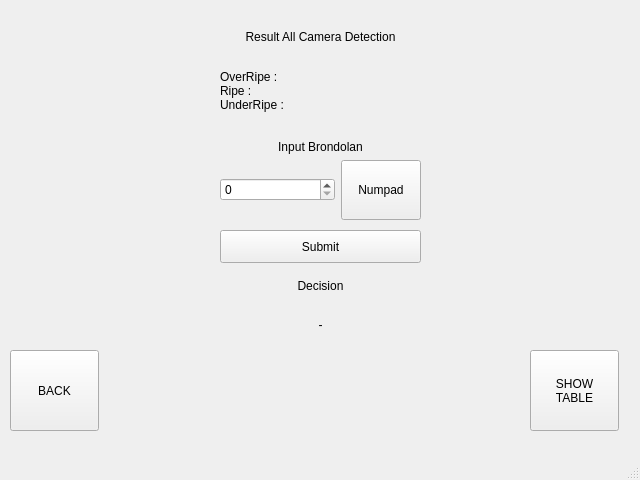
alldone03/SwtYL, file code/egrekdigitalv2.ui: the form before one commit.
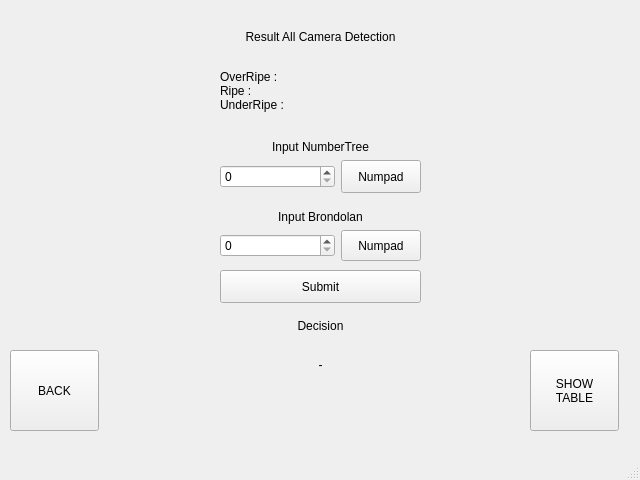
The form after the commit. The open tabs and pages were chosen to show the change.

Commit message: FEAT: connect database, logic input brondolan

Patch:
```diff
--- a/code/egrekdigitalv2.ui
+++ b/code/egrekdigitalv2.ui
@@ -358,7 +358,7 @@
       <property name="geometry">
        <rect>
         <x>220</x>
-        <y>230</y>
+        <y>270</y>
         <width>201</width>
         <height>111</height>
        </rect>
@@ -403,9 +403,9 @@
       <property name="geometry">
        <rect>
         <x>220</x>
-        <y>140</y>
+        <y>210</y>
         <width>201</width>
-        <height>80</height>
+        <height>51</height>
        </rect>
       </property>
       <layout class="QVBoxLayout" name="verticalLayout_6">
@@ -438,7 +438,62 @@
           </widget>
          </item>
          <item>
-          <widget class="QPushButton" name="btn_shownumpad">
+          <widget class="QPushButton" name="btn_shownumpad_inputbrondolan">
+           <property name="sizePolicy">
+            <sizepolicy hsizetype="Fixed" vsizetype="Preferred">
+             <horstretch>0</horstretch>
+             <verstretch>0</verstretch>
+            </sizepolicy>
+           </property>
+           <property name="text">
+            <string>Numpad</string>
+           </property>
+          </widget>
+         </item>
+        </layout>
+       </item>
+      </layout>
+     </widget>
+     <widget class="QWidget" name="verticalLayoutWidget_8">
+      <property name="geometry">
+       <rect>
+        <x>220</x>
+        <y>140</y>
+        <width>201</width>
+        <height>53</height>
+       </rect>
+      </property>
+      <layout class="QVBoxLayout" name="verticalLayout_8">
+       <item>
+        <widget class="QLabel" name="label_7">
+         <property name="sizePolicy">
+          <sizepolicy hsizetype="Preferred" vsizetype="Fixed">
+           <horstretch>0</horstretch>
+           <verstretch>0</verstretch>
+          </sizepolicy>
+         </property>
+         <property name="text">
+          <string>Input NumberTree</string>
+         </property>
+         <property name="alignment">
+          <set>Qt::AlignCenter</set>
+         </property>
+        </widget>
+       </item>
+       <item>
+        <layout class="QHBoxLayout" name="horizontalLayout_4">
+         <item>
+          <widget class="QSpinBox" name="sbox_inputnumbertree">
+           <property name="sizePolicy">
+            <sizepolicy hsizetype="Preferred" vsizetype="Maximum">
+             <horstretch>0</horstretch>
+             <verstretch>0</verstretch>
+            </sizepolicy>
+           </property>
+          </widget>
+         </item>
+         <item>
+          <widget class="QPushButton" name="btn_shownumpad_numtree">
            <property name="sizePolicy">
             <sizepolicy hsizetype="Fixed" vsizetype="Preferred">
              <horstretch>0</horstretch>
```
Left out of the diff: 5 changed lines with no effect on the pictures. The commit also changes 4 other files.
